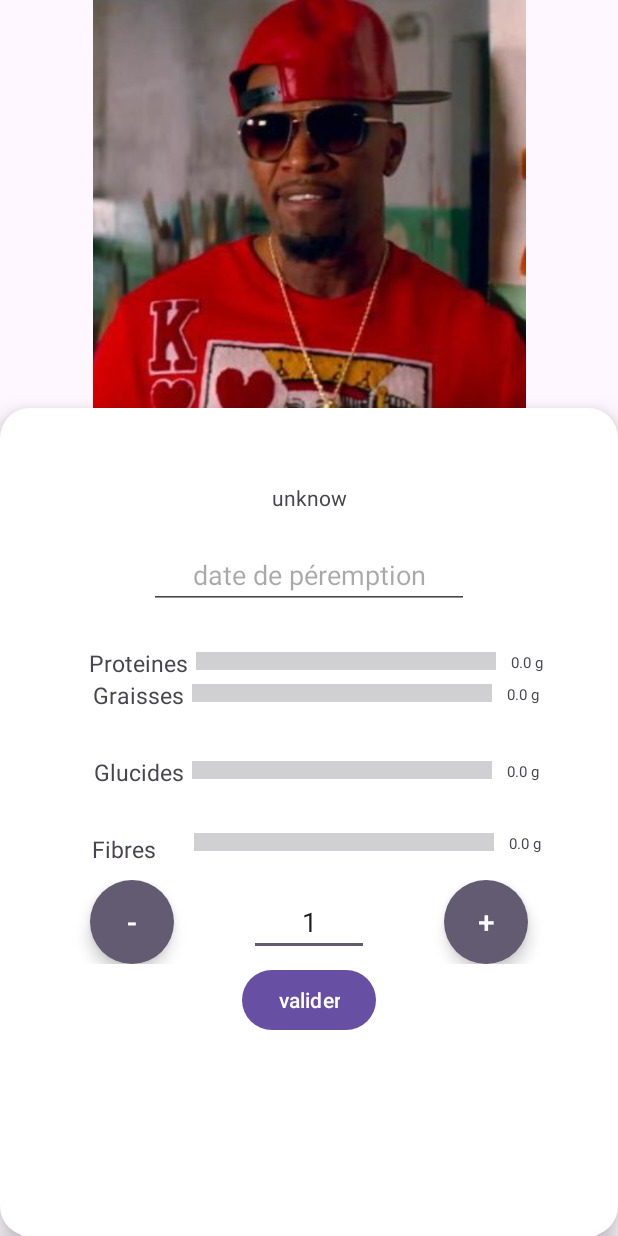
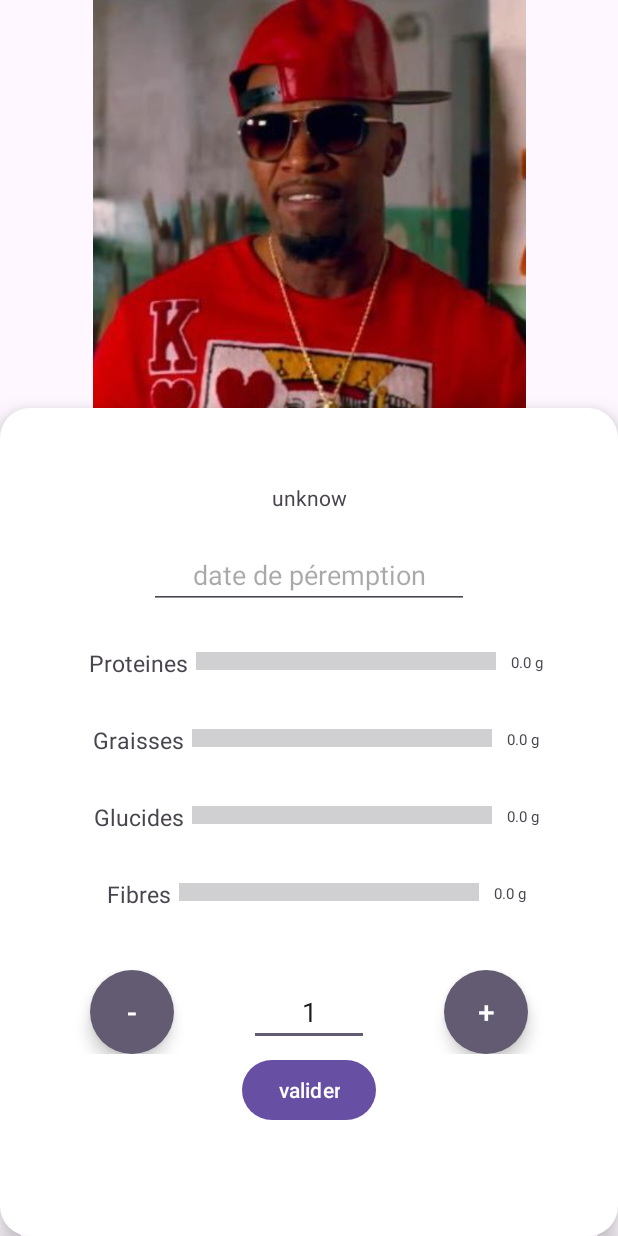
Before and after one commit to MaelChanon/My-fridge, an Android app: the Aliment screen opened directly, with no data from a screen before it, on a phone screen of 412 x 824 dp. Run offline under Robolectric (Android 15) with nearby library versions, the phone set to English and light mode, and no system bars; our stand-ins replace Firebase (no records; nobody signed in at launch, a user with empty details on screens opened directly), Picasso; pictures from the network do not load; 10 statements that could not run were skipped.

Commit message:
réalisation d'un composant progress bar

```diff
--- a/app/src/main/java/com/example/myapplication/Aliment.java
+++ b/app/src/main/java/com/example/myapplication/Aliment.java
@@ -50,16 +50,6 @@ public class Aliment extends AppCompatActivity {
         loadData();
     }
 
-    private void setProgressBar(JSONObject nutriments, String key, ProgressBar progressBar, TextView textView) throws JSONException {
-        if (!nutriments.has(key)) {
-            progressBar.setProgress(0);
-            textView.setText("0 g");
-            return;
-        }
-        double value = nutriments.getDouble(key);
-        progressBar.setProgress((int) value);
-        textView.setText(value + " g");
-    }
 
     private void loadData() {
         ImageView alimentImage = findViewById(R.id.imageAliment);
@@ -78,31 +68,20 @@ public class Aliment extends AppCompatActivity {
                     this.jsonObject.getJSONObject("product").getString("quantity") : "unknow";
             ((TextView) findViewById(R.id.poid))
                     .setText(quantity);
-            double proteines, fat, sugar, fiber;
             JSONObject nutriments = jsonObject.getJSONObject("product").getJSONObject("nutriments");
-            setProgressBar(
-                    nutriments,
-                    "proteins_100g",
-                    findViewById(R.id.proteinesBar),
-                    findViewById(R.id.proteinesText));
 
-            setProgressBar(
-                    nutriments,
-                    "fat_100g",
-                    findViewById(R.id.fatBar),
-                    findViewById(R.id.fatText));
 
-            setProgressBar(
-                    nutriments,
-                    "sugars_100g",
-                    findViewById(R.id.glucidesBar),
-                    findViewById(R.id.glucidesText));
+            double value = nutriments.has("proteins_100g") ? nutriments.getDouble("proteins_100g") : 0;
+            setProgressBar(findViewById(R.id.prots),value);
 
-            setProgressBar(
-                    nutriments,
-                    "fiber_100g",
-                    findViewById(R.id.FiberBar),
-                    findViewById(R.id.FiberText));
+            value = nutriments.has("fat_100g") ? nutriments.getDouble("fat_100g") : 0;
+            setProgressBar(findViewById(R.id.fat),value);
+
+            value = nutriments.has("sugars_100g") ? nutriments.getDouble("sugars_100g") : 0;
+            setProgressBar(findViewById(R.id.sugar),value);
+
+            value = nutriments.has("fiber_100g") ? nutriments.getDouble("fiber_100g") : 0;
+            setProgressBar(findViewById(R.id.fiber),value);
 
         } catch (JSONException e) {
             throw new RuntimeException(e);
@@ -184,6 +163,11 @@ public class Aliment extends AppCompatActivity {
             }
         });
     }
+
+    private void setProgressBar(com.example.myapplication.components.ProgressBar progressBar, double value) {
+        progressBar.setProgress(value);
+    }
+
     @Override
     public void onBackPressed(){
         Intent intent = new Intent(getApplicationContext(),QrCodeScanner.class);
--- /dev/null
+++ b/app/src/main/java/com/example/myapplication/components/ProgressBar.java
@@ -0,0 +1,76 @@
+package com.example.myapplication.components;
+
+import android.content.Context;
+import android.content.res.ColorStateList;
+import android.content.res.TypedArray;
+import android.graphics.Color;
+import android.util.AttributeSet;
+import android.view.LayoutInflater;
+import android.widget.LinearLayout;
+import android.widget.TextView;
+
+import androidx.annotation.NonNull;
+import androidx.annotation.Nullable;
+
+import com.example.myapplication.R;
+
+public class ProgressBar extends LinearLayout {
+    private TextView progress_bar_name;
+    private LinearLayout progress_bar_container;
+    private android.widget.ProgressBar progress_bar;
+    private TextView progress_bar_text;
+    public ProgressBar(@NonNull Context context) {
+        super(context);
+        init(context,null);
+    }
+    public ProgressBar(Context context, AttributeSet attrs) {
+        super(context, attrs);
+        init(context, attrs);
+    }
+
+    public ProgressBar(Context context, TextView progress_bar_name) {
+        super(context);
+        this.progress_bar_name = progress_bar_name;
+    }
+
+    public ProgressBar(Context context, @Nullable AttributeSet attrs, TextView progress_bar_name) {
+        super(context, attrs);
+        this.progress_bar_name = progress_bar_name;
+    }
+
+    public ProgressBar(Context context, @Nullable AttributeSet attrs, int defStyleAttr, TextView progress_bar_name) {
+        super(context, attrs, defStyleAttr);
+        this.progress_bar_name = progress_bar_name;
+    }
+
+    public ProgressBar(Context context, AttributeSet attrs, int defStyleAttr, int defStyleRes, TextView progress_bar_name) {
+        super(context, attrs, defStyleAttr, defStyleRes);
+        this.progress_bar_name = progress_bar_name;
+    }
+
+    private void init(Context context, AttributeSet attrs) {
+        LayoutInflater inflater = LayoutInflater.from(context);
+        inflater.inflate(R.layout.progress_bar_componant, this);
+
+        progress_bar_name = findViewById(R.id.progress_bar_name);
+        progress_bar_container = findViewById(R.id.progress_bar_container);
+        progress_bar = findViewById(R.id.progress_bar);
+        progress_bar_text = findViewById(R.id.progress_bar_text);
+        if(attrs == null)
+            return;
+        TypedArray typedArray = context.obtainStyledAttributes(attrs, R.styleable.CustomComponent);
+        String text = typedArray.getString(R.styleable.CustomComponent_text_progress_bar);
+        // Utilisez la valeur de l'attribut personnalisé comme nécessaire
+        int color = typedArray.getColor(R.styleable.CustomComponent_progress_bar_color, Color.CYAN);
+        if (text != null) {
+            progress_bar_name.setText(text);
+        }
+        ColorStateList colorStateList = ColorStateList.valueOf(color);
+        progress_bar.setProgressTintList(colorStateList);
+
+    }
+    public void setProgress(double value){
+        this.progress_bar.setProgress((int) value);
+        this.progress_bar_text.setText(value + " g");
+    }
+}
--- a/app/src/main/res/layout/aliment.xml
+++ b/app/src/main/res/layout/aliment.xml
@@ -70,140 +70,41 @@
             android:layout_marginTop="25dp"
             android:gravity="center"
             android:orientation="vertical">
-            <include
-                layout="@layout/progress_bar_componant"
-                android:id="@+id/nom_du_composant"
-                android:layout_width="wrap_content"
-                android:layout_height="wrap_content" />
 
 
+            <com.example.myapplication.components.ProgressBar
+                android:id="@+id/prots"
+                android:layout_width="wrap_content"
+                android:layout_height="wrap_content"
+                app:text_progress_bar="@string/proteines"
+                app:progress_bar_color="@color/proteines_color"/>
 
-            <LinearLayout
-                android:layout_width="match_parent"
+            <com.example.myapplication.components.ProgressBar
+                android:id="@+id/fat"
+                android:layout_width="wrap_content"
                 android:layout_height="wrap_content"
-                android:layout_gravity="center_horizontal"
-                android:gravity="center"
-                android:layout_marginBottom="30dp">
-                <TextView
-                    android:paddingTop="0dp"
-                    android:layout_marginLeft="10dp"
-                    android:textSize="15sp"
-                    android:layout_width="wrap_content"
-                    android:layout_height="wrap_content"
-                    android:text="@string/graisses"
-                    android:layout_marginRight="5dp"
-                    android:color="#FFFF"/>
-                <LinearLayout
-                    android:layout_width="wrap_content"
-                    android:layout_height="wrap_content">
-                    <ProgressBar
-                        android:id="@+id/fatBar"
-                        android:layout_width="200dp"
-                        android:layout_height="match_parent"
-                        android:scaleY="3"
-                        android:progress="70"
-                        android:progressTint ="@color/fat_color"
-                        style="?android:attr/progressBarStyleHorizontal"
-                        >
-                    </ProgressBar>
-                    <TextView
-                        android:id="@+id/fatText"
-                        android:paddingTop="0dp"
-                        android:layout_marginLeft="10dp"
-                        android:textSize="10sp"
-                        android:layout_width="wrap_content"
-                        android:layout_height="wrap_content"
-                        android:text="100 g "
-                        android:color="#FFFF"/>
-                </LinearLayout>
-            </LinearLayout>
+                app:text_progress_bar="@string/graisses"
+                app:progress_bar_color="@color/fat_color"/>
+
+            <com.example.myapplication.components.ProgressBar
+                android:id="@+id/sugar"
+                android:layout_width="wrap_content"
+                android:layout_height="wrap_content"
+                app:text_progress_bar="@string/glucides"
+                app:progress_bar_color="@color/glucide_color"/>
+
+            <com.example.myapplication.components.ProgressBar
+                android:id="@+id/fiber"
+                android:layout_width="wrap_content"
+                android:layout_height="wrap_content"
+                app:text_progress_bar="@string/Fibres"
+                app:progress_bar_color="@color/fiber_color"/>
 
 
 
 
-            <LinearLayout
-                android:layout_width="match_parent"
-                android:layout_height="wrap_content"
-                android:layout_gravity="center_horizontal"
-                android:gravity="center"
-                android:layout_marginBottom="30dp">
-                <TextView
-                    android:paddingTop="0dp"
-                    android:layout_marginLeft="10dp"
-                    android:textSize="15sp"
-                    android:layout_width="wrap_content"
-                    android:layout_height="wrap_content"
-                    android:text="@string/glucides"
-                    android:layout_marginRight="5dp"
-                    android:color="#FFFF"/>
-                <LinearLayout
 
-                    android:layout_width="wrap_content"
-                    android:layout_height="wrap_content">
-                    <ProgressBar
-                        android:id="@+id/glucidesBar"
-                        android:layout_width="200dp"
-                        android:layout_height="match_parent"
-                        android:scaleY="3"
-                        android:progress="50"
-                        android:progressTint ="@color/glucide_color"
-                        style="?android:attr/progressBarStyleHorizontal"
-                        >
-                    </ProgressBar>
-                    <TextView
-                        android:id="@+id/glucidesText"
-                        android:paddingTop="0dp"
-                        android:layout_marginLeft="10dp"
-                        android:textSize="10sp"
-                        android:layout_width="wrap_content"
-                        android:layout_height="wrap_content"
-                        android:text="100 g "
-                        android:color="#FFFF"/>
-                </LinearLayout>
-            </LinearLayout>
 
-            <LinearLayout
-                android:layout_width="match_parent"
-                android:layout_height="wrap_content"
-                android:layout_gravity="center_horizontal"
-                android:gravity="center">
-
-                <TextView
-                    android:paddingTop="0dp"
-                    android:layout_marginLeft="10dp"
-                    android:textSize="15sp"
-                    android:layout_width="wrap_content"
-                    android:layout_height="wrap_content"
-                    android:text="Fibres     "
-                    android:layout_marginRight="5dp"
-                    android:color="#FFFF"/>
-                <LinearLayout
-                    android:layout_width="wrap_content"
-                    android:layout_height="wrap_content"
-                    android:layout_gravity="start">
-                    <ProgressBar
-                        android:id="@+id/FiberBar"
-
-                        android:layout_width="200dp"
-                        android:layout_height="match_parent"
-                        android:scaleY="3"
-                        android:progress="30"
-
-                        android:progressTint ="@color/fiber_color"
-                        style="?android:attr/progressBarStyleHorizontal"
-                        >
-                    </ProgressBar>
-                    <TextView
-                        android:id="@+id/FiberText"
-                        android:paddingTop="0dp"
-                        android:layout_marginLeft="10dp"
-                        android:textSize="10sp"
-                        android:layout_width="wrap_content"
-                        android:layout_height="wrap_content"
-                        android:text="100 g "
-                        android:color="#FFFF"/>
-                </LinearLayout>
-            </LinearLayout>
         </LinearLayout>
         <LinearLayout
             android:layout_width="match_parent"
--- a/app/src/main/res/layout/progress_bar_componant.xml
+++ b/app/src/main/res/layout/progress_bar_componant.xml
@@ -1,29 +1,28 @@
 <?xml version="1.0" encoding="utf-8"?>
-<androidx.constraintlayout.widget.ConstraintLayout xmlns:android="http://schemas.android.com/apk/res/android"
-    xmlns:tools="http://schemas.android.com/tools"
+<LinearLayout xmlns:android="http://schemas.android.com/apk/res/android"
+    xmlns:app="http://schemas.android.com/apk/res-auto"
     android:layout_width="wrap_content"
-    android:layout_height="wrap_content">
-    <LinearLayout
-        android:layout_width="match_parent"
     android:layout_height="wrap_content"
     android:layout_gravity="center_horizontal"
     android:gravity="center"
-        android:layout_marginBottom="30dp"
-        tools:ignore="MissingConstraints">
+    android:layout_marginBottom="30dp">
+
     <TextView
+        android:id="@+id/progress_bar_name"
         android:paddingTop="0dp"
         android:layout_marginLeft="10dp"
         android:textSize="15sp"
         android:layout_width="wrap_content"
         android:layout_height="wrap_content"
-            android:text="@string/proteines"
+        android:text=""
         android:layout_marginRight="5dp"
         android:color="#FFFF"/>
     <LinearLayout
+        android:id="@+id/progress_bar_container"
         android:layout_width="wrap_content"
         android:layout_height="wrap_content">
         <ProgressBar
-                android:id="@+id/proteinesBar"
+            android:id="@+id/progress_bar"
             android:layout_width="200dp"
             android:layout_height="match_parent"
             android:scaleY="3"
@@ -33,7 +32,7 @@
             >
         </ProgressBar>
         <TextView
-                android:id="@+id/proteinesText"
+            android:id="@+id/progress_bar_text"
             android:paddingTop="0dp"
             android:layout_marginLeft="10dp"
             android:textSize="10sp"
@@ -42,5 +41,5 @@
             android:text="100 g "
             android:color="#FFFF"/>
     </LinearLayout>
+
 </LinearLayout>
-</androidx.constraintlayout.widget.ConstraintLayout>
--- /dev/null
+++ b/app/src/main/res/values/attrs.xml
@@ -0,0 +1,7 @@
+<?xml version="1.0" encoding="utf-8"?>
+<resources>
+    <declare-styleable name="CustomComponent">
+        <attr name="text_progress_bar" format="string" />
+        <attr name="progress_bar_color" format="color" />
+    </declare-styleable>
+</resources>
--- a/app/src/main/res/values/strings.xml
+++ b/app/src/main/res/values/strings.xml
@@ -154,4 +154,5 @@
         "For example, position the FAB to one side of stream of a cards so the FAB won’t interfere "
         "when a user tries to pick up one of cards.\n\n"
     </string>
+    <string name="Fibres">Fibres</string>
 </resources>
```
Lines whose indentation alone changed are shown as unchanged.
